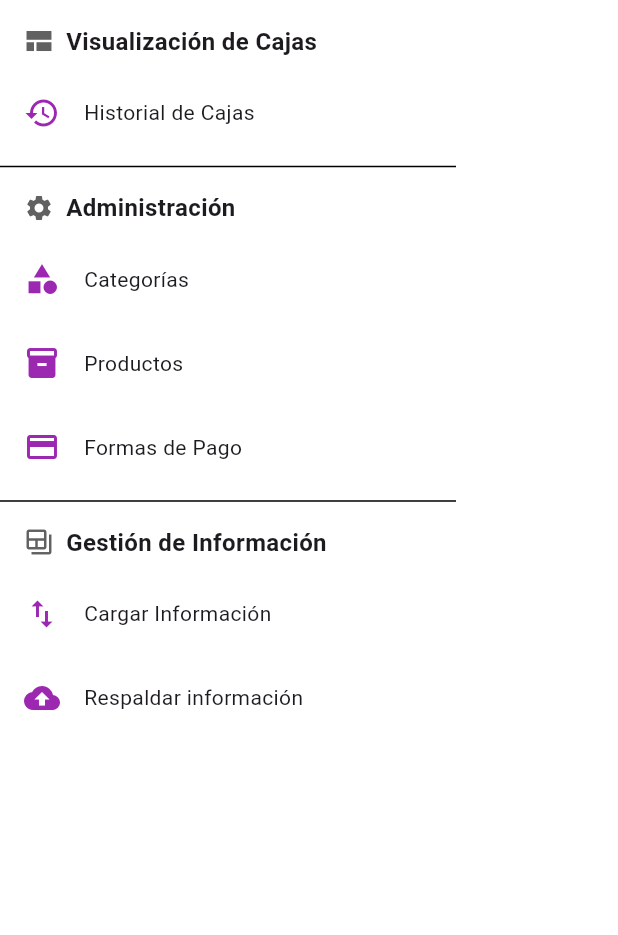
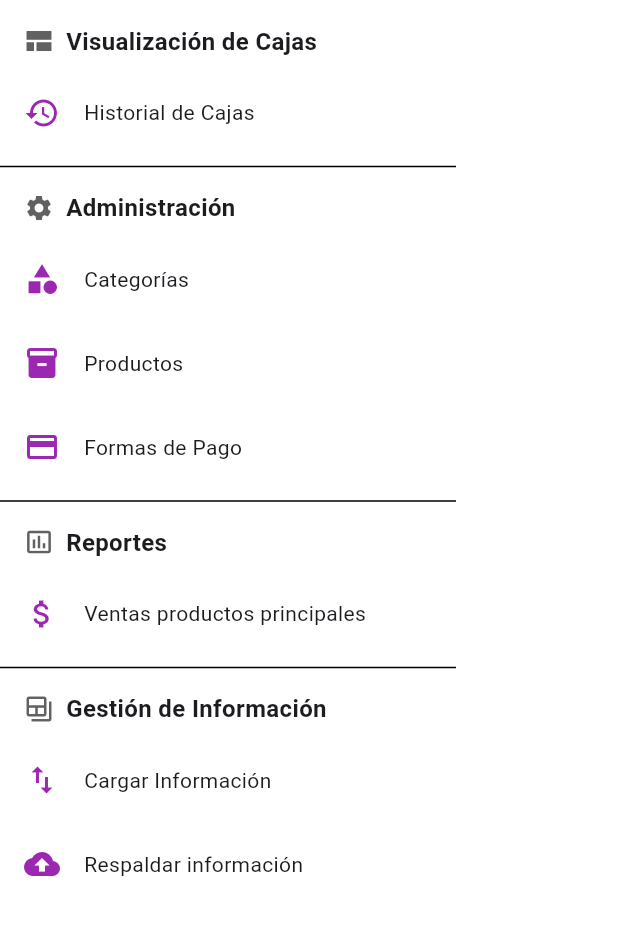
Before and after one commit to machellim/fine_cut, a Flutter app: the AppDrawer widget shown alone on an empty page, opened directly, on a phone screen of 412 x 824 dp, the part 288-1223 px from its top. Run offline on Flutter 3.47's test engine with Material 3 defaults, Android fonts, the phone set to English and light mode, and no system bars; our stand-ins replace bloc, drift, dropdown_search, equatable, flutter_bloc; accounts and stored records are empty; generated files the repository leaves out were written again.

Commit message:
feat: Implement ParentProductPurchasesList and ParentProductSalesList with state management and UI integration

```diff
--- /dev/null
+++ b/lib/bloc/reports/parent_product_purchases_list/parent_product_purchases_list_bloc.dart
@@ -0,0 +1,34 @@
+import 'package:bloc/bloc.dart';
+import 'package:equatable/equatable.dart';
+import 'package:fine_cut/db/dao/purchase_dao.dart';
+import 'package:fine_cut/db/database.dart';
+
+part 'parent_product_purchases_list_event.dart';
+part 'parent_product_purchases_list_state.dart';
+
+class ParentProductPurchasesListBloc
+    extends
+        Bloc<ParentProductPurchasesListEvent, ParentProductPurchasesListState> {
+  final PurchaseDao purchaseDao;
+  ParentProductPurchasesListBloc({required this.purchaseDao})
+    : super(ParentProductPurchasesListInitial()) {
+    on<ParentProductPurchasesListEvent>((event, emit) {
+      // TODO: implement event handler
+    });
+
+    on<LoadParentProductPurchasesEvent>((event, emit) async {
+      try {
+        emit(ParentProductPurchasesListLoading());
+        //await Future.delayed(Duration(seconds: 3));
+        final purchases = await purchaseDao.getPurchasesWithSubproducts();
+        emit(ParentProductPurchasesListSuccess(purchases));
+      } catch (e) {
+        emit(
+          ParentProductPurchasesListFailure(
+            message: 'Error al cargar las ventas.',
+          ),
+        );
+      }
+    });
+  }
+}
--- /dev/null
+++ b/lib/bloc/reports/parent_product_purchases_list/parent_product_purchases_list_event.dart
@@ -0,0 +1,16 @@
+part of 'parent_product_purchases_list_bloc.dart';
+
+sealed class ParentProductPurchasesListEvent extends Equatable {
+  const ParentProductPurchasesListEvent();
+
+  @override
+  List<Object> get props => [];
+}
+
+// Event to load purchases
+class LoadParentProductPurchasesEvent extends ParentProductPurchasesListEvent {
+  const LoadParentProductPurchasesEvent();
+
+  @override
+  List<Object> get props => [];
+}
--- /dev/null
+++ b/lib/bloc/reports/parent_product_purchases_list/parent_product_purchases_list_state.dart
@@ -0,0 +1,32 @@
+part of 'parent_product_purchases_list_bloc.dart';
+
+sealed class ParentProductPurchasesListState extends Equatable {
+  const ParentProductPurchasesListState();
+
+  @override
+  List<Object> get props => [];
+}
+
+final class ParentProductPurchasesListInitial
+    extends ParentProductPurchasesListState {}
+
+// load list of purchases
+class ParentProductPurchasesListLoading
+    extends ParentProductPurchasesListState {}
+
+class ParentProductPurchasesListSuccess
+    extends ParentProductPurchasesListState {
+  final List<Purchase> purchases;
+
+  const ParentProductPurchasesListSuccess(this.purchases);
+}
+
+class ParentProductPurchasesListFailure
+    extends ParentProductPurchasesListState {
+  final String message;
+
+  const ParentProductPurchasesListFailure({required this.message});
+
+  @override
+  List<Object> get props => [message];
+}
--- /dev/null
+++ b/lib/bloc/reports/parent_product_sales_list/parent_product_sales_list_bloc.dart
@@ -0,0 +1,31 @@
+import 'package:bloc/bloc.dart';
+import 'package:equatable/equatable.dart';
+import 'package:fine_cut/db/dao/sale_dao.dart';
+import 'package:fine_cut/db/database.dart';
+
+part 'parent_product_sales_list_event.dart';
+part 'parent_product_sales_list_state.dart';
+
+class ParentProductSalesListBloc
+    extends Bloc<ParentProductSalesListEvent, ParentProductSalesListState> {
+  final SaleDao saleDao;
+  ParentProductSalesListBloc({required this.saleDao})
+    : super(ParentProductSalesListInitial()) {
+    on<ParentProductSalesListEvent>((event, emit) {
+      // TODO: implement event handler
+    });
+    on<ParentProductSalesEvent>((event, emit) async {
+      try {
+        emit(ParentProductSalesListLoading());
+        //await Future.delayed(Duration(seconds: 1));
+        final purchaseId = event.purchaseId;
+        final sales = await saleDao.getSalesByPurchaseId(purchaseId);
+        emit(ParentProductSalesListSuccess(sales));
+      } catch (e) {
+        emit(
+          ParentProductSalesListFailure(message: 'Error al cargar las ventas.'),
+        );
+      }
+    });
+  }
+}
--- /dev/null
+++ b/lib/bloc/reports/parent_product_sales_list/parent_product_sales_list_event.dart
@@ -0,0 +1,18 @@
+part of 'parent_product_sales_list_bloc.dart';
+
+sealed class ParentProductSalesListEvent extends Equatable {
+  const ParentProductSalesListEvent();
+
+  @override
+  List<Object> get props => [];
+}
+
+// Event to load sales
+class ParentProductSalesEvent extends ParentProductSalesListEvent {
+  final int purchaseId;
+
+  const ParentProductSalesEvent(this.purchaseId);
+
+  @override
+  List<Object> get props => [];
+}
--- /dev/null
+++ b/lib/bloc/reports/parent_product_sales_list/parent_product_sales_list_state.dart
@@ -0,0 +1,28 @@
+part of 'parent_product_sales_list_bloc.dart';
+
+sealed class ParentProductSalesListState extends Equatable {
+  const ParentProductSalesListState();
+
+  @override
+  List<Object> get props => [];
+}
+
+final class ParentProductSalesListInitial extends ParentProductSalesListState {}
+
+// load list of sales
+class ParentProductSalesListLoading extends ParentProductSalesListState {}
+
+class ParentProductSalesListSuccess extends ParentProductSalesListState {
+  final List<Sale> sales;
+
+  const ParentProductSalesListSuccess(this.sales);
+}
+
+class ParentProductSalesListFailure extends ParentProductSalesListState {
+  final String message;
+
+  const ParentProductSalesListFailure({required this.message});
+
+  @override
+  List<Object> get props => [message];
+}
--- a/lib/db/dao/sale_dao.dart
+++ b/lib/db/dao/sale_dao.dart
@@ -95,4 +95,8 @@ class SaleDao extends DatabaseAccessor<AppDatabase> with _$SaleDaoMixin {
 
     return results;
   }
+
+  Future<List<Sale>> getSalesByPurchaseId(int purchaseId) {
+    return (select(sales)..where((s) => s.purchaseId.equals(purchaseId))).get();
+  }
 }
--- a/lib/routes/routes.dart
+++ b/lib/routes/routes.dart
@@ -1,3 +1,4 @@
+import 'package:fine_cut/core/enums/enums.dart';
 import 'package:fine_cut/db/database.dart';
 import 'package:fine_cut/screens/admin/categories/categories_list.dart';
 import 'package:fine_cut/screens/admin/categories/new_category.dart';
@@ -10,6 +11,7 @@ import 'package:fine_cut/screens/cash_register/main_cash_register.dart';
 import 'package:fine_cut/screens/cash_register/new_cash_register.dart';
 import 'package:fine_cut/screens/cash_register/view_edit_cash_register.dart';
 import 'package:fine_cut/screens/purchases/new_purchase.dart';
+import 'package:fine_cut/screens/reports/parent_product_sales_list.dart';
 import 'package:fine_cut/screens/sales/new_sale.dart';
 import 'package:flutter/material.dart';
 
@@ -50,6 +52,9 @@ final Map<String, WidgetBuilder> appRoutes = {
   'new-purchase': (BuildContext context) {
     return NewPurchaseScreen();
   },
+  'parent-product-sales-list': (BuildContext context) {
+    return ParentProductSalesListScreen();
+  },
 };
 
 Route<dynamic>? generateRoute(RouteSettings settings) {
--- a/lib/widgets/app_drawer.dart
+++ b/lib/widgets/app_drawer.dart
@@ -115,9 +115,9 @@ class AppDrawer extends StatelessWidget {
               Navigator.pushNamed(context, 'cash-register-list');
             },
           ),
+
+          // --- Sección: Administración ---
           Divider(),
-
-          // --- Sección: Ventas & Compras ---
           Padding(
             padding: const EdgeInsets.symmetric(horizontal: 16, vertical: 8),
             child: Row(
@@ -164,9 +164,40 @@ class AppDrawer extends StatelessWidget {
               Navigator.pushNamed(context, 'payment-method-list');
             },
           ),
+
+          // Sección Reportes
           Divider(),
+          Padding(
+            padding: const EdgeInsets.symmetric(horizontal: 16, vertical: 8),
+            child: Row(
+              children: [
+                Icon(
+                  Icons.insert_chart_outlined,
+                  size: 20,
+                  color: Colors.grey[700],
+                ),
+                const SizedBox(width: 8),
+                Text(
+                  'Reportes',
+                  style: TextStyle(fontWeight: FontWeight.bold, fontSize: 16),
+                ),
+              ],
+            ),
+          ),
+          ListTile(
+            leading: Icon(
+              Icons.attach_money,
+              color: Theme.of(context).colorScheme.primary,
+            ),
+            title: Text('Ventas productos principales', style: textStyle),
+            onTap: () async {
+              Navigator.pop(context);
+              Navigator.pushNamed(context, 'parent-product-sales-list');
+            },
+          ),
 
           // --- Sección: Gestión de Información ---
+          Divider(),
           Padding(
             padding: const EdgeInsets.symmetric(horizontal: 16, vertical: 8),
             child: Row(
```
Also changed, not shown: lib/db/dao/purchase_dao.dart (+16 -0 lines), lib/main.dart (+9 -0 lines), lib/screens/reports/parent_product_sales_list.dart (added, +338 -0 lines).
